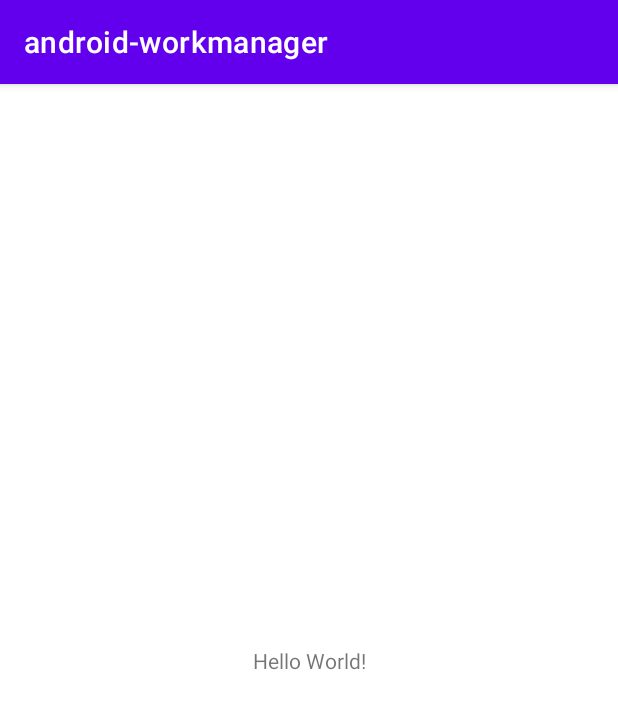
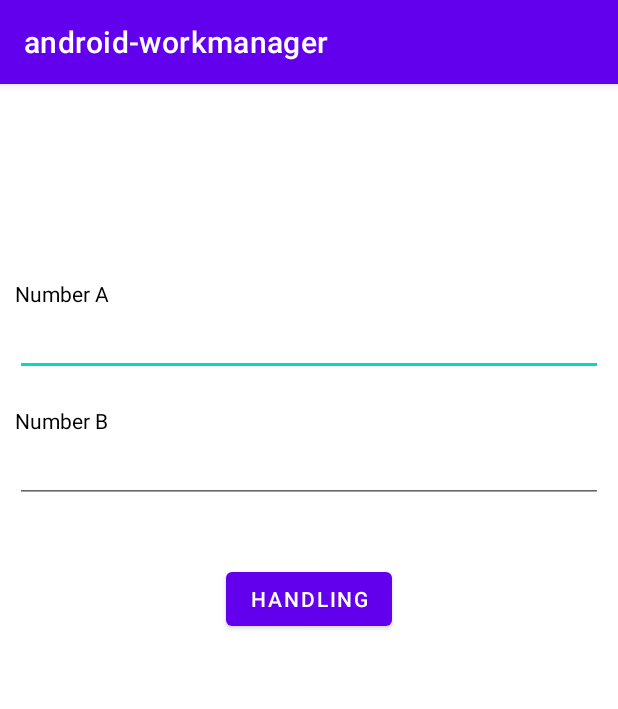
Before and after one commit to doctor-blue/android-workmanager, an Android app: the screen it shows after launch (MainActivity), on a phone screen of 412 x 824 dp. Shown: the top 709 px of the screen. Run offline under Robolectric (Android 15) with nearby library versions, the phone set to English and light mode, and no system bars.

Commit message:
Init resource

```diff
--- a/app/build.gradle
+++ b/app/build.gradle
@@ -30,6 +30,10 @@ android {
     kotlinOptions {
         jvmTarget = '1.8'
     }
+
+    viewBinding {
+        enabled = true
+    }
 }
 
 dependencies {
--- a/app/src/main/AndroidManifest.xml
+++ b/app/src/main/AndroidManifest.xml
@@ -9,6 +9,7 @@
         android:roundIcon="@mipmap/ic_launcher_round"
         android:supportsRtl="true"
         android:theme="@style/Theme.Androidworkmanager">
+        <activity android:name=".ResultActivity"></activity>
         <activity android:name=".MainActivity">
             <intent-filter>
                 <action android:name="android.intent.action.MAIN" />
--- a/app/src/main/java/com/devcomentry/android_workmanager/MainActivity.kt
+++ b/app/src/main/java/com/devcomentry/android_workmanager/MainActivity.kt
@@ -1,11 +1,62 @@
 package com.devcomentry.android_workmanager
 
+import android.content.Intent
+import android.os.Bundle
+import android.view.View
 import androidx.appcompat.app.AppCompatActivity
-import android.os.Bundle
+import androidx.lifecycle.ViewModelProvider
+import com.devcomentry.android_workmanager.databinding.ActivityMainBinding
 
 class MainActivity : AppCompatActivity() {
+
+    private lateinit var binding: ActivityMainBinding
+    private val viewModel by lazy {
+        ViewModelProvider(
+            this,
+            CalcViewModel.CalcViewModelFactory(application)
+        )[CalcViewModel::class.java]
+    }
+
     override fun onCreate(savedInstanceState: Bundle?) {
         super.onCreate(savedInstanceState)
-        setContentView(R.layout.activity_main)
+        binding = ActivityMainBinding.inflate(layoutInflater)
+        setContentView(binding.root)
+
+        with(binding) {
+            btnCancel.setOnClickListener {
+
+            }
+
+            btnHandling.setOnClickListener {
+                makeStatusNotification("Nothing can come to happen!", this@MainActivity)
+
+            }
+
+            btnSeeResult.setOnClickListener {
+                val intent = Intent(this@MainActivity, ResultActivity::class.java)
+                intent.putExtra(RESULT, 25)
+                startActivity(intent)
+
+            }
+        }
     }
+
+    private fun showWorkInProgress() {
+        with(binding) {
+            btnHandling.visibility = View.GONE
+            btnCancel.visibility = View.VISIBLE
+            progressBar.visibility = View.VISIBLE
+            btnSeeResult.visibility = View.GONE
+        }
+    }
+
+    private fun showWorkFinished() {
+        with(binding) {
+            btnHandling.visibility = View.VISIBLE
+            btnCancel.visibility = View.GONE
+            progressBar.visibility = View.GONE
+            btnSeeResult.visibility = View.VISIBLE
+        }
+    }
+
 }
--- a/app/src/main/res/layout/activity_main.xml
+++ b/app/src/main/res/layout/activity_main.xml
@@ -4,15 +4,88 @@
     xmlns:tools="http://schemas.android.com/tools"
     android:layout_width="match_parent"
     android:layout_height="match_parent"
+    android:padding="10dp"
     tools:context=".MainActivity">
 
     <TextView
+        android:id="@+id/textView"
+        android:layout_width="match_parent"
+        android:layout_height="wrap_content"
+        android:layout_marginTop="120dp"
+        android:text="Number A"
+        android:textColor="@color/black"
+        app:layout_constraintEnd_toEndOf="parent"
+        app:layout_constraintStart_toStartOf="parent"
+        app:layout_constraintTop_toTopOf="parent" />
+
+    <EditText
+        android:id="@+id/edt_num_a"
+        android:layout_width="match_parent"
+        android:layout_height="wrap_content"
+        android:inputType="number"
+        android:textColor="@color/black"
+        app:layout_constraintTop_toBottomOf="@+id/textView" />
+
+    <TextView
+        android:id="@+id/textView1"
+        android:layout_width="match_parent"
+        android:layout_height="wrap_content"
+        android:layout_marginTop="20dp"
+        android:text="Number B"
+        android:textColor="@color/black"
+        app:layout_constraintEnd_toEndOf="parent"
+        app:layout_constraintStart_toStartOf="parent"
+        app:layout_constraintTop_toBottomOf="@id/edt_num_a" />
+
+    <EditText
+        android:id="@+id/edt_num_b"
+        android:layout_width="match_parent"
+        android:layout_height="wrap_content"
+        android:inputType="number"
+        android:textColor="@color/black"
+        app:layout_constraintTop_toBottomOf="@+id/textView1" />
+
+    <ProgressBar
+        android:id="@+id/progress_bar"
         android:layout_width="wrap_content"
         android:layout_height="wrap_content"
-        android:text="Hello World!"
-        app:layout_constraintBottom_toBottomOf="parent"
-        app:layout_constraintLeft_toLeftOf="parent"
-        app:layout_constraintRight_toRightOf="parent"
-        app:layout_constraintTop_toTopOf="parent" />
+        android:layout_marginTop="50dp"
+        android:visibility="gone"
+        app:layout_constraintEnd_toEndOf="parent"
+        app:layout_constraintStart_toStartOf="parent"
+        app:layout_constraintTop_toBottomOf="@id/edt_num_b" />
 
+    <Button
+        android:id="@+id/btn_cancel"
+        android:layout_width="wrap_content"
+        android:layout_height="wrap_content"
+        android:layout_marginTop="40dp"
+        android:text="Cancel"
+        android:visibility="gone"
+        app:layout_constraintEnd_toEndOf="parent"
+        app:layout_constraintStart_toStartOf="parent"
+        app:layout_constraintTop_toBottomOf="@id/progress_bar" />
+
+    <Button
+        android:id="@+id/btn_handling"
+        android:layout_width="wrap_content"
+        android:layout_height="wrap_content"
+        android:layout_marginTop="40dp"
+        android:text="Handling"
+        app:layout_constraintEnd_toStartOf="@+id/btn_see_result"
+        app:layout_constraintHorizontal_bias="0.5"
+        app:layout_constraintStart_toStartOf="parent"
+        app:layout_constraintTop_toBottomOf="@id/progress_bar" />
+
+    <Button
+        android:id="@+id/btn_see_result"
+        android:layout_width="wrap_content"
+        android:layout_height="wrap_content"
+        android:text="See Result"
+        app:layout_constraintBottom_toBottomOf="@+id/btn_handling"
+        app:layout_constraintEnd_toEndOf="parent"
+        app:layout_constraintHorizontal_bias="0.5"
+        android:visibility="gone"
+        app:layout_constraintStart_toEndOf="@+id/btn_handling"
+        app:layout_constraintTop_toTopOf="@+id/btn_handling" />
 </androidx.constraintlayout.widget.ConstraintLayout>
```
Also changed, not shown: app/src/main/java/com/devcomentry/android_workmanager/CalcViewModel.kt (added, +21 -0 lines), app/src/main/java/com/devcomentry/android_workmanager/Constants.kt (added, +20 -0 lines), app/src/main/java/com/devcomentry/android_workmanager/ResultActivity.kt (added, +17 -0 lines), app/src/main/java/com/devcomentry/android_workmanager/Utils.kt (added, +42 -0 lines), app/src/main/res/layout/activity_result.xml (added, +22 -0 lines).
